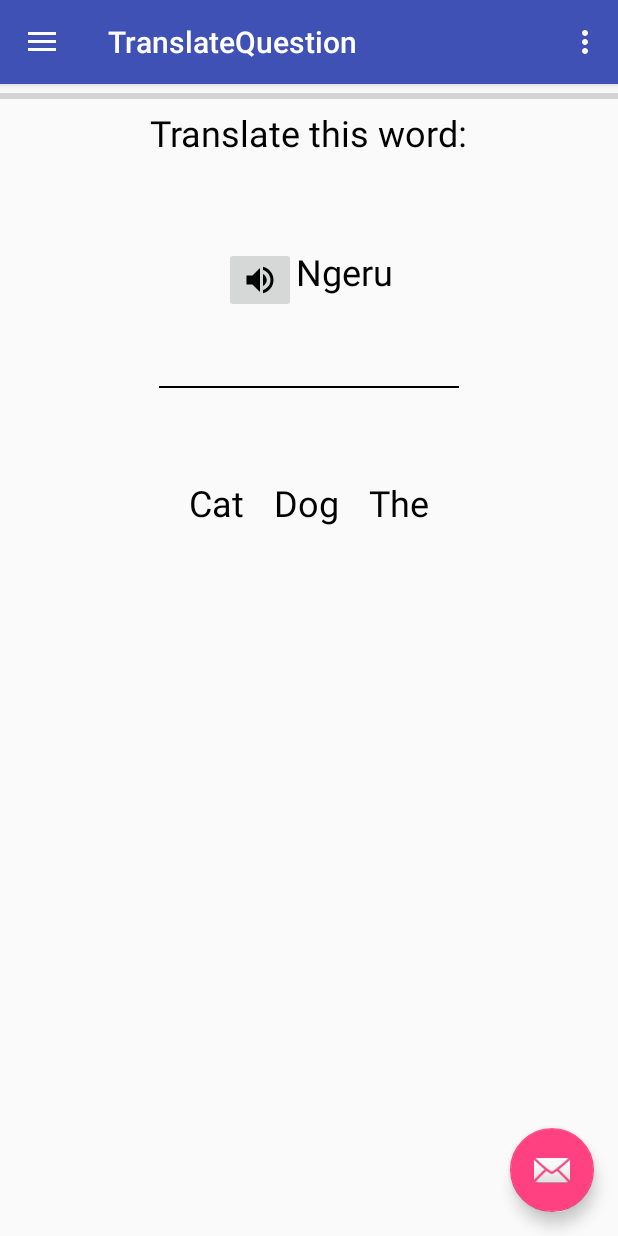
After one commit to arist0cles/Reolingo, an Android app: the TranslateQuestion screen opened directly, with no data from a screen before it, on a phone screen of 412 x 824 dp. The commit adds this screen. Run offline under Robolectric (Android 15) with nearby library versions, the phone set to English and light mode, and no system bars.

Commit message:
Halfway through translate question

```diff
--- a/Reolingo/app/src/main/AndroidManifest.xml
+++ b/Reolingo/app/src/main/AndroidManifest.xml
@@ -22,6 +22,10 @@
         <activity
             android:name=".QuestionActivity"
             android:label="@string/title_activity_question"
+            android:theme="@style/AppTheme.NoActionBar" />
+        <activity
+            android:name=".TranslateQuestion"
+            android:label="@string/title_activity_translate_question"
             android:theme="@style/AppTheme.NoActionBar"></activity>
     </application>
 
--- a/Reolingo/app/src/main/java/com/reo/lingo/MainActivity.java
+++ b/Reolingo/app/src/main/java/com/reo/lingo/MainActivity.java
@@ -250,30 +250,31 @@ public class MainActivity extends AppCompatActivity
                 intent.putExtra("tile3", tile3);
                 intent.putExtra("tile4", tile4);
 
-
                 startActivity(intent);
                 break;
             }
             case 4: {// last case. Review session
 
-                AlertDialog.Builder builder = new AlertDialog.Builder(MainActivity.this);
-                double math = (double) MainActivity.rightCounter/ (double) MainActivity.counter*100;
-                int divide = (int) math;
-                builder.setMessage("Your overall score was "+ divide +"%")
-                        .setTitle("Ka Mau Te WEHI!")
-                        .setPositiveButton(android.R.string.ok, new DialogInterface.OnClickListener() {
-                                    public void onClick(DialogInterface i, int j) {
-                                        counter = 0;
-                                        wrongCounter = 0;
-                                        rightCounter = 0;
-                                        Intent intent = new Intent(main, MainActivity.class);
-                                        startActivity(intent);
-
-                                    }
-                                }
-                        );
-                AlertDialog dialog = builder.create();
-                dialog.show();
+                Intent intent = new Intent(main, TranslateQuestion.class);
+                startActivity(intent);
+                break;
+//                AlertDialog.Builder builder = new AlertDialog.Builder(MainActivity.this);
+//                double math = (double) MainActivity.rightCounter/ (double) MainActivity.counter*100;
+//                int divide = (int) math;
+//                builder.setMessage("Your overall score was "+ divide +"%")
+//                        .setTitle("Ka Mau Te WEHI!")
+//                        .setPositiveButton(android.R.string.ok, new DialogInterface.OnClickListener() {
+//                                    public void onClick(DialogInterface i, int j) {
+//                                        counter = 0;
+//                                        wrongCounter = 0;
+//                                        rightCounter = 0;
+//                                        Intent intent = new Intent(main, TranslateQuestion.class);
+//                                        startActivity(intent);
+//                                    }
+//                                }
+//                        );
+//                AlertDialog dialog = builder.create();
+//                dialog.show();
             }
 
         }
--- /dev/null
+++ b/Reolingo/app/src/main/java/com/reo/lingo/TranslateQuestion.java
@@ -0,0 +1,154 @@
+package com.reo.lingo;
+
+import android.animation.AnimatorInflater;
+import android.animation.AnimatorSet;
+import android.os.Bundle;
+import android.support.design.widget.FloatingActionButton;
+import android.support.design.widget.Snackbar;
+import android.util.Log;
+import android.view.View;
+import android.support.design.widget.NavigationView;
+import android.support.v4.view.GravityCompat;
+import android.support.v4.widget.DrawerLayout;
+import android.support.v7.app.ActionBarDrawerToggle;
+import android.support.v7.app.AppCompatActivity;
+import android.support.v7.widget.Toolbar;
+import android.view.Menu;
+import android.view.MenuItem;
+import android.view.animation.Animation;
+import android.view.animation.AnimationUtils;
+import android.widget.Button;
+import android.widget.TextView;
+
+import org.w3c.dom.Text;
+
+public class TranslateQuestion extends AppCompatActivity
+        implements NavigationView.OnNavigationItemSelectedListener {
+
+    @Override
+    protected void onCreate(Bundle savedInstanceState) {
+        super.onCreate(savedInstanceState);
+        setContentView(R.layout.activity_translate_question);
+        Toolbar toolbar = (Toolbar) findViewById(R.id.toolbar);
+        setSupportActionBar(toolbar);
+
+        FloatingActionButton fab = (FloatingActionButton) findViewById(R.id.fab);
+        fab.setOnClickListener(new View.OnClickListener() {
+            @Override
+            public void onClick(View view) {
+                Snackbar.make(view, "Replace with your own action", Snackbar.LENGTH_LONG)
+                        .setAction("Action", null).show();
+            }
+        });
+
+        DrawerLayout drawer = (DrawerLayout) findViewById(R.id.drawer_layout);
+        ActionBarDrawerToggle toggle = new ActionBarDrawerToggle(
+                this, drawer, toolbar, R.string.navigation_drawer_open, R.string.navigation_drawer_close);
+        drawer.setDrawerListener(toggle);
+        toggle.syncState();
+
+        NavigationView navigationView = (NavigationView) findViewById(R.id.nav_view);
+        navigationView.setNavigationItemSelectedListener(this);
+
+        setupButtons();
+    }
+
+    public void setupButtons() {
+        TextView a1 = (TextView) this.findViewById(R.id.answer1);
+        a1.setOnClickListener(new View.OnClickListener() {
+            public void onClick(View v) {
+                runAnimation(v);
+            }
+        });
+
+        TextView a2 = (TextView) this.findViewById(R.id.answer2);
+        a2.setOnClickListener(new View.OnClickListener() {
+            public void onClick(View v) {
+                runAnimation(v);
+            }
+        });
+
+        TextView a3 = (TextView) this.findViewById(R.id.answer3);
+        a3.setOnClickListener(new View.OnClickListener() {
+            public void onClick(View v) {
+                runAnimation(v);
+            }
+        });
+    }
+
+    private void runAnimation(View tv)
+    {
+        try {
+            AnimatorSet set = (AnimatorSet) AnimatorInflater.loadAnimator(this,
+                    R.animator.move);
+            set.setTarget(tv);
+            set.start();
+
+//            Animation a = AnimationUtils.loadAnimation(this, R.anim.move_text);
+//            a.reset();
+//
+//            tv.clearAnimation();
+//            tv.startAnimation(a);
+        } catch (Exception e) {
+            String msg = e.toString();
+            Log.d("Pat", msg);
+        }
+    }
+
+    @Override
+    public void onBackPressed() {
+        DrawerLayout drawer = (DrawerLayout) findViewById(R.id.drawer_layout);
+        if (drawer.isDrawerOpen(GravityCompat.START)) {
+            drawer.closeDrawer(GravityCompat.START);
+        } else {
+            super.onBackPressed();
+        }
+    }
+
+    @Override
+    public boolean onCreateOptionsMenu(Menu menu) {
+        // Inflate the menu; this adds items to the action bar if it is present.
+        getMenuInflater().inflate(R.menu.translate_question, menu);
+        return true;
+    }
+
+    @Override
+    public boolean onOptionsItemSelected(MenuItem item) {
+        // Handle action bar item clicks here. The action bar will
+        // automatically handle clicks on the Home/Up button, so long
+        // as you specify a parent activity in AndroidManifest.xml.
+        int id = item.getItemId();
+
+        //noinspection SimplifiableIfStatement
+        if (id == R.id.action_settings) {
+            return true;
+        }
+
+        return super.onOptionsItemSelected(item);
+    }
+
+    @SuppressWarnings("StatementWithEmptyBody")
+    @Override
+    public boolean onNavigationItemSelected(MenuItem item) {
+        // Handle navigation view item clicks here.
+        int id = item.getItemId();
+
+        if (id == R.id.nav_camera) {
+            // Handle the camera action
+        } else if (id == R.id.nav_gallery) {
+
+        } else if (id == R.id.nav_slideshow) {
+
+        } else if (id == R.id.nav_manage) {
+
+        } else if (id == R.id.nav_share) {
+
+        } else if (id == R.id.nav_send) {
+
+        }
+
+        DrawerLayout drawer = (DrawerLayout) findViewById(R.id.drawer_layout);
+        drawer.closeDrawer(GravityCompat.START);
+        return true;
+    }
+}
--- /dev/null
+++ b/Reolingo/app/src/main/res/drawable/ic_volume_up_black_24dp.xml
@@ -0,0 +1,9 @@
+<vector xmlns:android="http://schemas.android.com/apk/res/android"
+        android:width="24dp"
+        android:height="24dp"
+        android:viewportWidth="24.0"
+        android:viewportHeight="24.0">
+    <path
+        android:fillColor="#FF000000"
+        android:pathData="M3,9v6h4l5,5L12,4L7,9L3,9zM16.5,12c0,-1.77 -1.02,-3.29 -2.5,-4.03v8.05c1.48,-0.73 2.5,-2.25 2.5,-4.02zM14,3.23v2.06c2.89,0.86 5,3.54 5,6.71s-2.11,5.85 -5,6.71v2.06c4.01,-0.91 7,-4.49 7,-8.77s-2.99,-7.86 -7,-8.77z"/>
+</vector>
--- /dev/null
+++ b/Reolingo/app/src/main/res/layout/activity_translate_question.xml
@@ -0,0 +1,25 @@
+<?xml version="1.0" encoding="utf-8"?>
+<android.support.v4.widget.DrawerLayout xmlns:android="http://schemas.android.com/apk/res/android"
+    xmlns:app="http://schemas.android.com/apk/res-auto"
+    xmlns:tools="http://schemas.android.com/tools"
+    android:id="@+id/drawer_layout"
+    android:layout_width="match_parent"
+    android:layout_height="match_parent"
+    android:fitsSystemWindows="true"
+    tools:openDrawer="start">
+
+    <include
+        layout="@layout/app_bar_translate_question"
+        android:layout_width="match_parent"
+        android:layout_height="match_parent" />
+
+    <android.support.design.widget.NavigationView
+        android:id="@+id/nav_view"
+        android:layout_width="wrap_content"
+        android:layout_height="match_parent"
+        android:layout_gravity="start"
+        android:fitsSystemWindows="true"
+        app:headerLayout="@layout/nav_header_translate_question"
+        app:menu="@menu/activity_translate_question_drawer" />
+
+</android.support.v4.widget.DrawerLayout>
--- /dev/null
+++ b/Reolingo/app/src/main/res/layout/app_bar_translate_question.xml
@@ -0,0 +1,33 @@
+<?xml version="1.0" encoding="utf-8"?>
+<android.support.design.widget.CoordinatorLayout xmlns:android="http://schemas.android.com/apk/res/android"
+    xmlns:app="http://schemas.android.com/apk/res-auto"
+    xmlns:tools="http://schemas.android.com/tools"
+    android:layout_width="match_parent"
+    android:layout_height="match_parent"
+    tools:context="com.reo.lingo.TranslateQuestion">
+
+    <android.support.design.widget.AppBarLayout
+        android:layout_width="match_parent"
+        android:layout_height="wrap_content"
+        android:theme="@style/AppTheme.AppBarOverlay">
+
+        <android.support.v7.widget.Toolbar
+            android:id="@+id/toolbar"
+            android:layout_width="match_parent"
+            android:layout_height="?attr/actionBarSize"
+            android:background="?attr/colorPrimary"
+            app:popupTheme="@style/AppTheme.PopupOverlay" />
+
+    </android.support.design.widget.AppBarLayout>
+
+    <include layout="@layout/content_translate_question" />
+
+    <android.support.design.widget.FloatingActionButton
+        android:id="@+id/fab"
+        android:layout_width="wrap_content"
+        android:layout_height="wrap_content"
+        android:layout_gravity="bottom|end"
+        android:layout_margin="@dimen/fab_margin"
+        app:srcCompat="@android:drawable/ic_dialog_email" />
+
+</android.support.design.widget.CoordinatorLayout>
--- /dev/null
+++ b/Reolingo/app/src/main/res/layout/content_translate_question.xml
@@ -0,0 +1,99 @@
+<?xml version="1.0" encoding="utf-8"?>
+<LinearLayout xmlns:android="http://schemas.android.com/apk/res/android"
+    xmlns:app="http://schemas.android.com/apk/res-auto"
+    xmlns:tools="http://schemas.android.com/tools"
+    android:layout_width="match_parent"
+    android:layout_height="match_parent"
+    app:layout_behavior="@string/appbar_scrolling_view_behavior"
+    tools:context="com.reo.lingo.QuestionActivity"
+    tools:showIn="@layout/app_bar_question"
+    android:gravity="center_horizontal"
+    android:orientation="vertical"
+    >
+
+    <ProgressBar
+        style="?android:attr/progressBarStyleHorizontal"
+        android:id="@+id/progress"
+        android:layout_width="fill_parent"
+        android:layout_height="wrap_content"
+        android:max="100" />
+
+    <TextView
+        android:id="@+id/translate"
+        android:layout_width="wrap_content"
+        android:layout_height="wrap_content"
+        android:paddingBottom="10dp"
+        android:text="Translate this word:"
+        android:textColor="#000"
+        android:textSize="24sp" />
+
+    <LinearLayout
+        android:layout_width="wrap_content"
+        android:layout_height="wrap_content"
+        android:orientation="horizontal"
+        android:weightSum="2"
+        android:paddingTop="50dp"
+        android:paddingBottom="10dp">
+
+    <ImageButton
+        android:layout_width="wrap_content"
+        android:layout_height="wrap_content"
+        android:layout_weight="1"
+        android:src="@drawable/ic_volume_up_black_24dp"/>
+
+    <TextView
+        android:id="@+id/word"
+        android:layout_width="wrap_content"
+        android:layout_height="wrap_content"
+        android:paddingBottom="50dp"
+        android:text="Ngeru"
+        android:layout_weight="1"
+        android:textColor="#000"
+        android:textSize="24sp" />
+
+        </LinearLayout>
+
+    <View style="@style/Divider"
+        android:background="#000000"/>
+
+    <LinearLayout
+        android:layout_width="wrap_content"
+        android:layout_height="wrap_content"
+        android:orientation="horizontal"
+        android:weightSum="3"
+        android:paddingTop="50dp"
+        android:paddingBottom="10dp">
+
+    <TextView
+        android:id="@+id/answer1"
+        android:layout_width="wrap_content"
+        android:layout_height="wrap_content"
+        android:padding="10dp"
+        android:layout_weight="1"
+        android:text="Cat"
+        android:textColor="#000"
+        android:textSize="24sp" />
+
+    <TextView
+        android:id="@+id/answer2"
+        android:layout_width="wrap_content"
+        android:layout_height="wrap_content"
+        android:padding="10dp"
+        android:layout_weight="1"
+        android:text="Dog"
+        android:textColor="#000"
+        android:textSize="24sp" />
+
+        <TextView
+            android:id="@+id/answer3"
+            android:layout_width="wrap_content"
+            android:layout_height="wrap_content"
+            android:padding="10dp"
+            android:layout_weight="1"
+            android:text="The"
+            android:textColor="#000"
+            android:textSize="24sp" />
+
+    </LinearLayout>
+
+</LinearLayout>
--- /dev/null
+++ b/Reolingo/app/src/main/res/layout/nav_header_translate_question.xml
@@ -0,0 +1,35 @@
+<?xml version="1.0" encoding="utf-8"?>
+<LinearLayout xmlns:android="http://schemas.android.com/apk/res/android"
+    xmlns:app="http://schemas.android.com/apk/res-auto"
+    android:layout_width="match_parent"
+    android:layout_height="@dimen/nav_header_height"
+    android:background="@drawable/side_nav_bar"
+    android:gravity="bottom"
+    android:orientation="vertical"
+    android:paddingBottom="@dimen/activity_vertical_margin"
+    android:paddingLeft="@dimen/activity_horizontal_margin"
+    android:paddingRight="@dimen/activity_horizontal_margin"
+    android:paddingTop="@dimen/activity_vertical_margin"
+    android:theme="@style/ThemeOverlay.AppCompat.Dark">
+
+    <ImageView
+        android:id="@+id/imageView"
+        android:layout_width="wrap_content"
+        android:layout_height="wrap_content"
+        android:paddingTop="@dimen/nav_header_vertical_spacing"
+        app:srcCompat="@android:drawable/sym_def_app_icon" />
+
+    <TextView
+        android:layout_width="match_parent"
+        android:layout_height="wrap_content"
+        android:paddingTop="@dimen/nav_header_vertical_spacing"
+        android:text="Android Studio"
+        android:textAppearance="@style/TextAppearance.AppCompat.Body1" />
+
+    <TextView
+        android:id="@+id/textView"
+        android:layout_width="wrap_content"
+        android:layout_height="wrap_content"
+        android:text="android.studio@android.com" />
+
+</LinearLayout>
--- /dev/null
+++ b/Reolingo/app/src/main/res/menu/activity_translate_question_drawer.xml
@@ -0,0 +1,36 @@
+<?xml version="1.0" encoding="utf-8"?>
+<menu xmlns:android="http://schemas.android.com/apk/res/android">
+
+    <group android:checkableBehavior="single">
+        <item
+            android:id="@+id/nav_camera"
+            android:icon="@drawable/ic_menu_camera"
+            android:title="Import" />
+        <item
+            android:id="@+id/nav_gallery"
+            android:icon="@drawable/ic_menu_gallery"
+            android:title="Gallery" />
+        <item
+            android:id="@+id/nav_slideshow"
+            android:icon="@drawable/ic_menu_slideshow"
+            android:title="Slideshow" />
+        <item
+            android:id="@+id/nav_manage"
+            android:icon="@drawable/ic_menu_manage"
+            android:title="Tools" />
+    </group>
+
+    <item android:title="Communicate">
+        <menu>
+            <item
+                android:id="@+id/nav_share"
+                android:icon="@drawable/ic_menu_share"
+                android:title="Share" />
+            <item
+                android:id="@+id/nav_send"
+                android:icon="@drawable/ic_menu_send"
+                android:title="Send" />
+        </menu>
+    </item>
+
+</menu>
--- /dev/null
+++ b/Reolingo/app/src/main/res/menu/translate_question.xml
@@ -0,0 +1,9 @@
+<?xml version="1.0" encoding="utf-8"?>
+<menu xmlns:android="http://schemas.android.com/apk/res/android"
+    xmlns:app="http://schemas.android.com/apk/res-auto">
+    <item
+        android:id="@+id/action_settings"
+        android:orderInCategory="100"
+        android:title="@string/action_settings"
+        app:showAsAction="never" />
+</menu>
--- a/Reolingo/app/src/main/res/values/strings.xml
+++ b/Reolingo/app/src/main/res/values/strings.xml
@@ -8,4 +8,5 @@
     <string name="title_activity_question">Question</string>
     <string name="pref_previously_started">False</string>
     <string name="lastQCorrect">True</string>
+    <string name="title_activity_translate_question">TranslateQuestion</string>
 </resources>
--- a/Reolingo/app/src/main/res/values/styles.xml
+++ b/Reolingo/app/src/main/res/values/styles.xml
@@ -6,6 +6,12 @@
         <item name="colorPrimary">@color/colorPrimary</item>
         <item name="colorPrimaryDark">@color/colorPrimaryDark</item>
         <item name="colorAccent">@color/colorAccent</item>
+    </style>
+
+    <style name="Divider">
+        <item name="android:layout_width">200dp</item>
+        <item name="android:layout_height">1dp</item>
+        <item name="android:background">?android:attr/listDivider</item>
     </style>
 
     <style name="AppTheme.NoActionBar">
```
Also changed, not shown: Reolingo/app/src/main/res/anim/move_text.xml (added, +15 -0 lines), Reolingo/app/src/main/res/animator/move.xml (added, +15 -0 lines).
